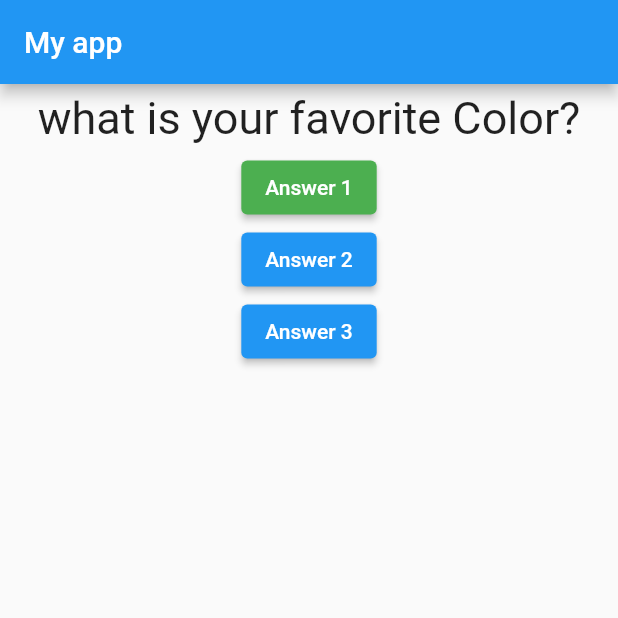
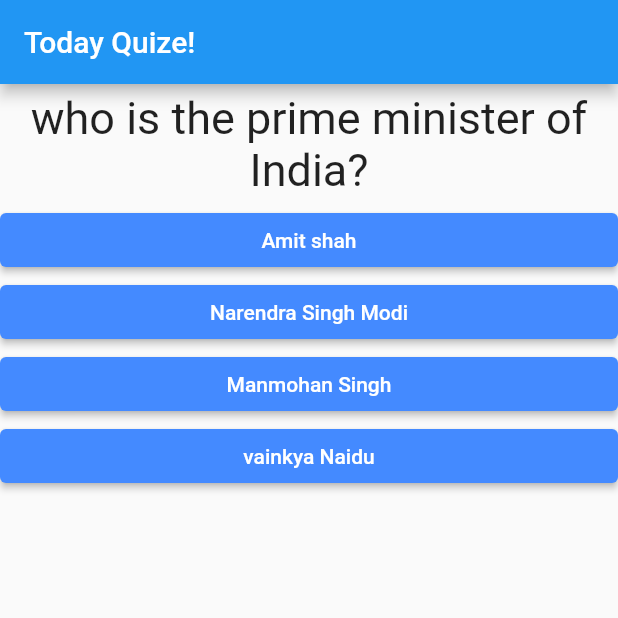
Before and after one commit to 1atul0/flutter-quizeapp, a Flutter app: the screen it shows after launch, on a phone screen of 412 x 824 dp, the top half of it. Run offline on Flutter 3.47's test engine with Material 2 defaults, Android fonts, the phone set to English and light mode, and no system bars.

Commit message:
Now the quize app is completely built.

```diff
--- a/lib/answer.dart
+++ b/lib/answer.dart
@@ -1,7 +1,9 @@
 import 'package:flutter/material.dart';
 
 class Answer extends StatelessWidget {
-  const Answer({super.key});
+  final VoidCallback selectHandler;
+  final String answerText;
+  Answer(this.selectHandler, this.answerText);
 
   @override
   Widget build(BuildContext context) {
@@ -9,10 +11,10 @@ class Answer extends StatelessWidget {
       width: double.infinity,
       child: ElevatedButton(
         style: ButtonStyle(
-          backgroundColor: MaterialStateProperty.all(Colors.yellow),
+          backgroundColor: MaterialStateProperty.all(Colors.blueAccent),
         ),
-        child: Text('Answer 1'),
-        onPressed: null,
+        child: Text(answerText),
+        onPressed: selectHandler,
       ),
     );
   }
--- a/lib/main.dart
+++ b/lib/main.dart
@@ -4,8 +4,11 @@
 //Question is widget written in another dart file
 import 'package:flutter/material.dart';
 import './question.dart';
+import './answer.dart';
+import './quiz.dart';
+import './result.dart';
 
-void main() => runApp(new MyApp());
+void main() => runApp(MyApp());
 
 class MyApp extends StatefulWidget {
   @override
@@ -16,10 +19,49 @@ class MyApp extends StatefulWidget {
 }
 
 class _MyAppState extends State<MyApp> {
+  static const _questions = [
+    {
+      "questionText": "who is the prime minister of India?",
+      "answers": [
+        {"text": "Amit shah", "score": 0},
+        {"text": "Narendra Singh Modi", "score": 1},
+        {"text": "Manmohan Singh", "score": 0},
+        {"text": "vainkya Naidu", "score": 0}
+      ]
+    },
+    {
+      "questionText": "who provides light to you?",
+      "answers": [
+        {"text": "sun", "score": 1},
+        {'text': "Moon", "score": 0},
+        {"text": "Earth", "score": 0},
+        {"text": "Jupiter", "score": 0}
+      ]
+    },
+    {
+      "questionText": "how many season are present in India",
+      "answers": [
+        {"text": "3", "score": 0},
+        {"text": "4", "score": 0},
+        {"text": "5", "score": 0},
+        {"text": "6", "score": 1}
+      ]
+    }
+  ];
   var _questionIndex = 0;
-  void _answerQuestion() {
+  var _totalScore = 0;
+  void resetQuiz() {
     setState(() {
-      _questionIndex = ++_questionIndex;
+      _questionIndex = 0;
+      _totalScore = 0;
+    });
+  }
+
+  void _answerQuestion(int score) {
+    if (_questionIndex < _questions.length) ;
+    _totalScore += score;
+    setState(() {
+      _questionIndex = _questionIndex + 1;
     });
 
     print(_questionIndex);
@@ -28,37 +70,18 @@ class _MyAppState extends State<MyApp> {
 
   @override
   Widget build(BuildContext Context) {
-    var questions = [
-      'what is your favorite Color?',
-      'what\'s your favorite animaal?',
-      'what is your favorite book?'
-    ];
     return MaterialApp(
       home: Scaffold(
         appBar: AppBar(
-          title: Text("My app"),
+          title: Text("Today Quize!"),
         ),
-        body: Column(
-          children: [
-            Question(questions[_questionIndex]),
-            ElevatedButton(
-              style: ButtonStyle(
-                backgroundColor: MaterialStateProperty.all(Colors.green),
-              ),
-              child: Text("Answer 1"),
-              onPressed: _answerQuestion,
-            ),
-            ElevatedButton(
-                child: Text("Answer 2"),
-                onPressed: () => print("Answer 2 chosen!")),
-            ElevatedButton(
-                child: Text("Answer 3"),
-                onPressed: () {
-                  //this is anonymous function
-                  print("Answer 3 chosen!");
-                }),
-          ],
-        ),
+        body: _questionIndex < _questions.length
+            ? Quiz(
+                answerQuestion: _answerQuestion,
+                questionIndex: _questionIndex,
+                questions: _questions,
+              )
+            : Result(_totalScore, resetQuiz),
       ),
     );
   }
--- /dev/null
+++ b/lib/quiz.dart
@@ -0,0 +1,30 @@
+import 'package:flutter/material.dart';
+import './question.dart';
+import './answer.dart';
+import './main.dart';
+
+class Quiz extends StatelessWidget {
+  // const Quiz({super.key});
+  final List<Map<String, Object>> questions;
+  final Function answerQuestion;
+  final int questionIndex;
+  Quiz(
+      {required this.questions,
+      required this.answerQuestion,
+      required this.questionIndex});
+
+  @override
+  Widget build(BuildContext context) {
+    return Column(
+      children: [
+        Question(questions[questionIndex]["questionText"].toString()),
+        for (var answer in (questions[questionIndex]['answers']
+            as List<Map<String, Object>>))
+          {
+            Answer(
+                () => answerQuestion(answer["score"]), answer["text"] as String)
+          }.single,
+      ],
+    );
+  }
+}
```
Also changed, not shown: lib/result.dart (added, +34 -0 lines).
